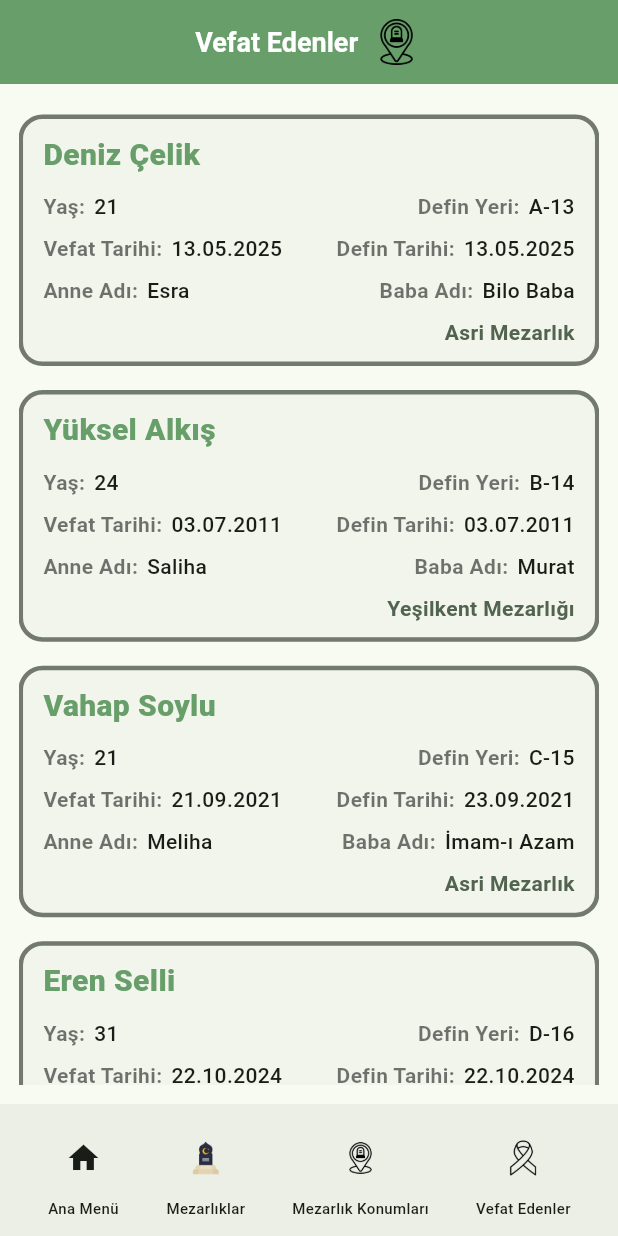
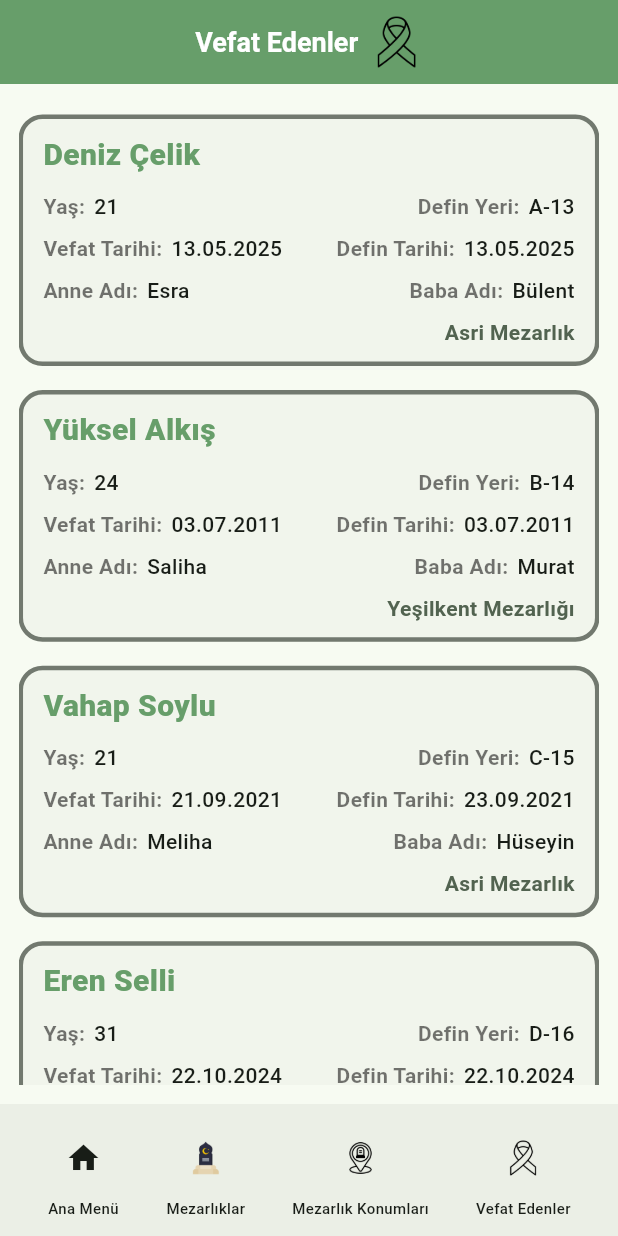
Before and after one commit to yukseelalkis/MezMaps, a Flutter app: the DeathsPage screen opened directly, on a phone screen of 412 x 824 dp. Run offline on Flutter 3.47's test engine with Material 3 defaults, Android fonts, the phone set to English and light mode, and no system bars; our stand-ins replace equatable, flutter_bloc, get_it, google_fonts, lottie.

Commit message:
Readme fixed

```diff
--- a/lib/feature/deaths/view/deaths_view.dart
+++ b/lib/feature/deaths/view/deaths_view.dart
@@ -18,7 +18,7 @@ class DeathsPage extends StatelessWidget {
       'A-13',
       'Asri Mezarlık',
       "Esra",
-      "Bilo Baba",
+      "Bülent",
     ),
     _Grave(
       'Yüksel',
@@ -40,7 +40,7 @@ class DeathsPage extends StatelessWidget {
       'C-15',
       'Asri Mezarlık',
       'Meliha',
-      'İmam-ı Azam',
+      'Hüseyin',
     ),
     _Grave(
       "Eren",
@@ -61,7 +61,7 @@ class DeathsPage extends StatelessWidget {
     return Scaffold(
       appBar: CustomAppbar(
         text: ProjectString.deceasedPeople,
-        widget: Assets.icons.mkLight.image(package: 'gen', width: 35),
+        widget: Assets.icons.vfLight.image(package: 'gen', width: 35),
       ),
       body: Padding(
         padding: PaddingManager.normalPaddingAll(context),
```
Also changed, not shown: readme_assets/Cemeteries.png (renamed from readme_assets/Mezarlıklar.png), readme_assets/Grave_location.png (renamed from readme_assets/MezarlıkKonumu.png), readme_assets/Home.png (renamed from readme_assets/AnaSayfa.png), readme_assets/VefatEdenler.png (deleted), readme_assets/deaths.png (added), 1 other file.
